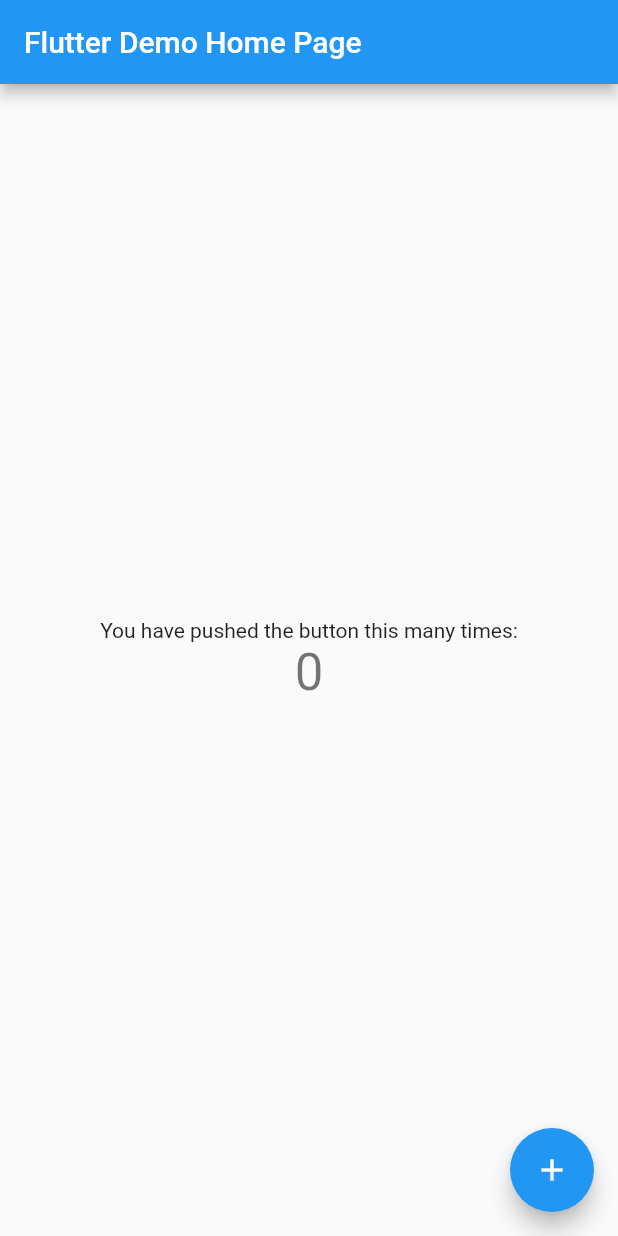
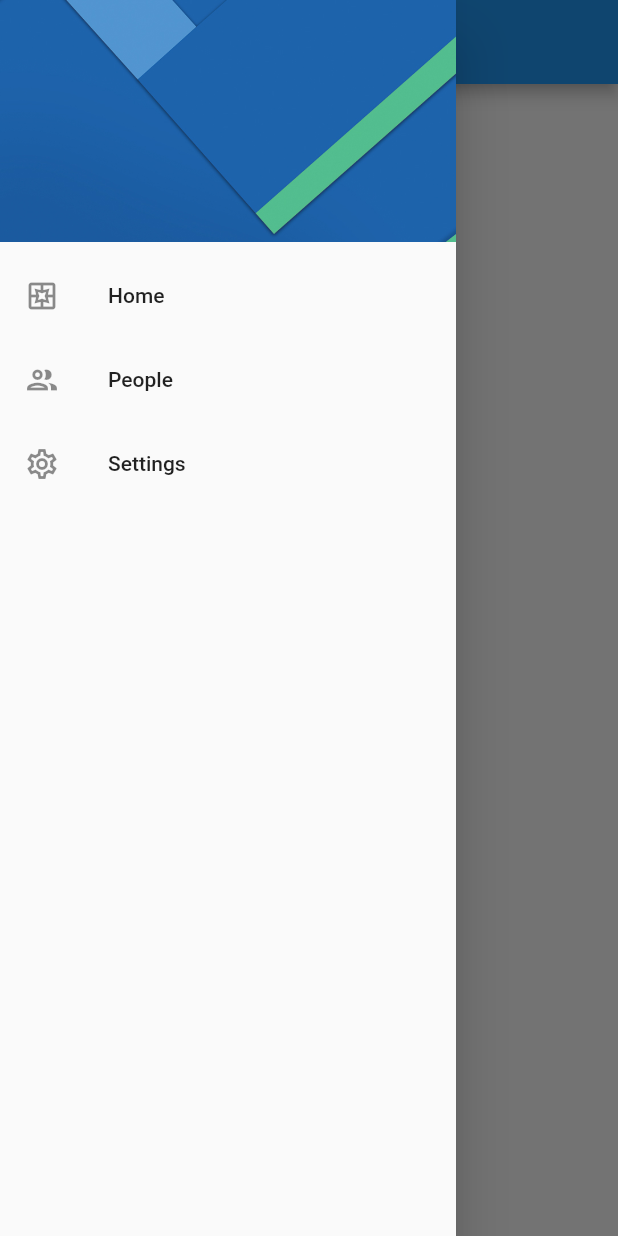
Before and after one commit to karlosDev416/flutter_preferences_app, a Flutter app: the screen it shows after launch, with the side drawer open (before the commit the screen has no drawer), on a phone screen of 412 x 824 dp. Run offline on Flutter 3.47's test engine with Material 2 defaults, Android fonts, the phone set to English and light mode, and no system bars.

Commit message:
Add side menu - Drawer

```diff
--- a/lib/main.dart
+++ b/lib/main.dart
@@ -1,115 +1,20 @@
 import 'package:flutter/material.dart';
+import 'package:flutter_preferences_app/screens/screens.dart';
 
-void main() {
-  runApp(const MyApp());
-}
+void main() => runApp(const MyApp());
 
 class MyApp extends StatelessWidget {
   const MyApp({super.key});
 
-  // This widget is the root of your application.
   @override
   Widget build(BuildContext context) {
     return MaterialApp(
-      title: 'Flutter Demo',
-      theme: ThemeData(
-        // This is the theme of your application.
-        //
-        // Try running your application with "flutter run". You'll see the
-        // application has a blue toolbar. Then, without quitting the app, try
-        // changing the primarySwatch below to Colors.green and then invoke
-        // "hot reload" (press "r" in the console where you ran "flutter run",
-        // or simply save your changes to "hot reload" in a Flutter IDE).
-        // Notice that the counter didn't reset back to zero; the application
-        // is not restarted.
-        primarySwatch: Colors.blue,
-      ),
-      home: const MyHomePage(title: 'Flutter Demo Home Page'),
-    );
+        debugShowCheckedModeBanner: false,
+        title: 'Material App',
+        initialRoute: HomeScreen.routerName,
+        routes: {
+          HomeScreen.routerName: (_) => const HomeScreen(),
+          SettingsScreen.routerName: (_) => const SettingsScreen(),
+        });
   }
 }
-
-class MyHomePage extends StatefulWidget {
-  const MyHomePage({super.key, required this.title});
-
-  // This widget is the home page of your application. It is stateful, meaning
-  // that it has a State object (defined below) that contains fields that affect
-  // how it looks.
-
-  // This class is the configuration for the state. It holds the values (in this
-  // case the title) provided by the parent (in this case the App widget) and
-  // used by the build method of the State. Fields in a Widget subclass are
-  // always marked "final".
-
-  final String title;
-
-  @override
-  State<MyHomePage> createState() => _MyHomePageState();
-}
-
-class _MyHomePageState extends State<MyHomePage> {
-  int _counter = 0;
-
-  void _incrementCounter() {
-    setState(() {
-      // This call to setState tells the Flutter framework that something has
-      // changed in this State, which causes it to rerun the build method below
-      // so that the display can reflect the updated values. If we changed
-      // _counter without calling setState(), then the build method would not be
-      // called again, and so nothing would appear to happen.
-      _counter++;
-    });
-  }
-
-  @override
-  Widget build(BuildContext context) {
-    // This method is rerun every time setState is called, for instance as done
-    // by the _incrementCounter method above.
-    //
-    // The Flutter framework has been optimized to make rerunning build methods
-    // fast, so that you can just rebuild anything that needs updating rather
-    // than having to individually change instances of widgets.
-    return Scaffold(
-      appBar: AppBar(
-        // Here we take the value from the MyHomePage object that was created by
-        // the App.build method, and use it to set our appbar title.
-        title: Text(widget.title),
-      ),
-      body: Center(
-        // Center is a layout widget. It takes a single child and positions it
-        // in the middle of the parent.
-        child: Column(
-          // Column is also a layout widget. It takes a list of children and
-          // arranges them vertically. By default, it sizes itself to fit its
-          // children horizontally, and tries to be as tall as its parent.
-          //
-          // Invoke "debug painting" (press "p" in the console, choose the
-          // "Toggle Debug Paint" action from the Flutter Inspector in Android
-          // Studio, or the "Toggle Debug Paint" command in Visual Studio Code)
-          // to see the wireframe for each widget.
-          //
-          // Column has various properties to control how it sizes itself and
-          // how it positions its children. Here we use mainAxisAlignment to
-          // center the children vertically; the main axis here is the vertical
-          // axis because Columns are vertical (the cross axis would be
-          // horizontal).
-          mainAxisAlignment: MainAxisAlignment.center,
-          children: <Widget>[
-            const Text(
-              'You have pushed the button this many times:',
-            ),
-            Text(
-              '$_counter',
-              style: Theme.of(context).textTheme.headlineMedium,
-            ),
-          ],
-        ),
-      ),
-      floatingActionButton: FloatingActionButton(
-        onPressed: _incrementCounter,
-        tooltip: 'Increment',
-        child: const Icon(Icons.add),
-      ), // This trailing comma makes auto-formatting nicer for build methods.
-    );
-  }
-}
--- /dev/null
+++ b/lib/screens/home_screen.dart
@@ -0,0 +1,21 @@
+import 'package:flutter/material.dart';
+import 'package:flutter_preferences_app/widgets/widgets.dart';
+
+class HomeScreen extends StatelessWidget {
+  static const routerName = 'Home';
+
+  const HomeScreen({super.key});
+
+  @override
+  Widget build(BuildContext context) {
+    return Scaffold(
+      appBar: AppBar(
+        title: const Text('Home'),
+      ),
+      drawer: const SideMenu(),
+      body: const Center(
+        child: Text('Home Screen'),
+      ),
+    );
+  }
+}
--- /dev/null
+++ b/lib/screens/screens.dart
@@ -0,0 +1,2 @@
+export 'package:flutter_preferences_app/screens/home_screen.dart';
+export 'package:flutter_preferences_app/screens/settings_screen.dart';
--- /dev/null
+++ b/lib/screens/settings_screen.dart
@@ -0,0 +1,20 @@
+import 'package:flutter/material.dart';
+import 'package:flutter_preferences_app/widgets/widgets.dart';
+
+class SettingsScreen extends StatelessWidget {
+  static const routerName = 'Settings';
+
+  const SettingsScreen({super.key});
+  @override
+  Widget build(BuildContext context) {
+    return Scaffold(
+      appBar: AppBar(
+        title: const Text('Settings'),
+      ),
+      drawer: const SideMenu(),
+      body: const Center(
+        child: Text('Settings Screen'),
+      ),
+    );
+  }
+}
--- /dev/null
+++ b/lib/widgets/side_menu.dart
@@ -0,0 +1,52 @@
+import 'package:flutter/material.dart';
+import 'package:flutter_preferences_app/screens/screens.dart';
+
+class SideMenu extends StatelessWidget {
+  const SideMenu({super.key});
+
+  @override
+  Widget build(BuildContext context) {
+    return Drawer(
+        child: ListView(
+      padding: EdgeInsets.zero,
+      children: [
+        const _DrawerHeader(),
+        ListTile(
+          leading: const Icon(Icons.pages_outlined),
+          title: const Text('Home'),
+          onTap: () {
+            Navigator.pushReplacementNamed(context, HomeScreen.routerName);
+          },
+        ),
+        ListTile(
+          leading: const Icon(Icons.people_outlined),
+          title: const Text('People'),
+          onTap: () {},
+        ),
+        ListTile(
+          leading: const Icon(Icons.settings_outlined),
+          title: const Text('Settings'),
+          onTap: () {
+            Navigator.pushReplacementNamed(context, SettingsScreen.routerName);
+          },
+        )
+      ],
+    ));
+  }
+}
+
+class _DrawerHeader extends StatelessWidget {
+  const _DrawerHeader({
+    super.key,
+  });
+
+  @override
+  Widget build(BuildContext context) {
+    return DrawerHeader(
+      child: Container(),
+      decoration: const BoxDecoration(
+          image: DecorationImage(
+              image: AssetImage('assets/menu-img.jpg'), fit: BoxFit.cover)),
+    );
+  }
+}
--- /dev/null
+++ b/lib/widgets/widgets.dart
@@ -0,0 +1 @@
+export 'package:flutter_preferences_app/widgets/side_menu.dart';
--- a/pubspec.yaml
+++ b/pubspec.yaml
@@ -59,8 +59,8 @@ flutter:
   uses-material-design: true
 
   # To add assets to your application, add an assets section, like this:
-  # assets:
-  #   - images/a_dot_burr.jpeg
+  assets:
+    - assets/
   #   - images/a_dot_ham.jpeg
 
   # An image asset can refer to one or more resolution-specific "variants", see
```
Also changed, not shown: assets/menu-img.jpg (added).
